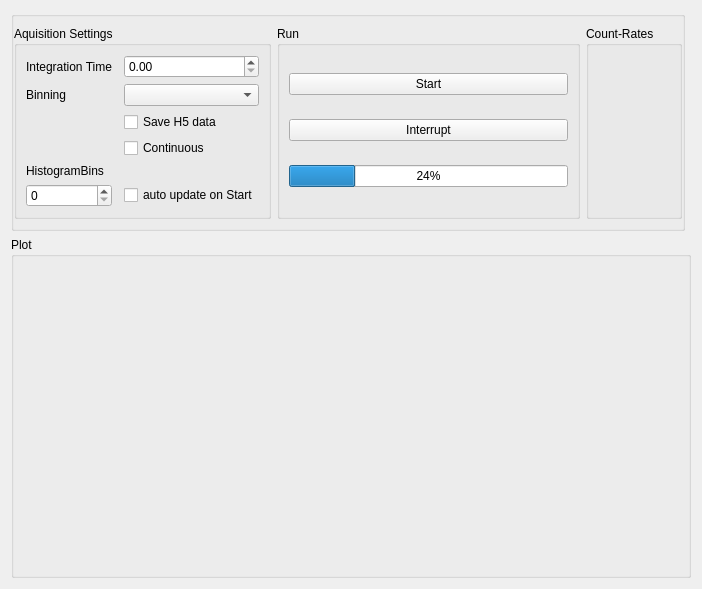
Above: ScopeFoundryHW/picoharp/hydraharp_hist_measure.ui from PromuInstrument/stackbot before the change. Below: the same form after it.
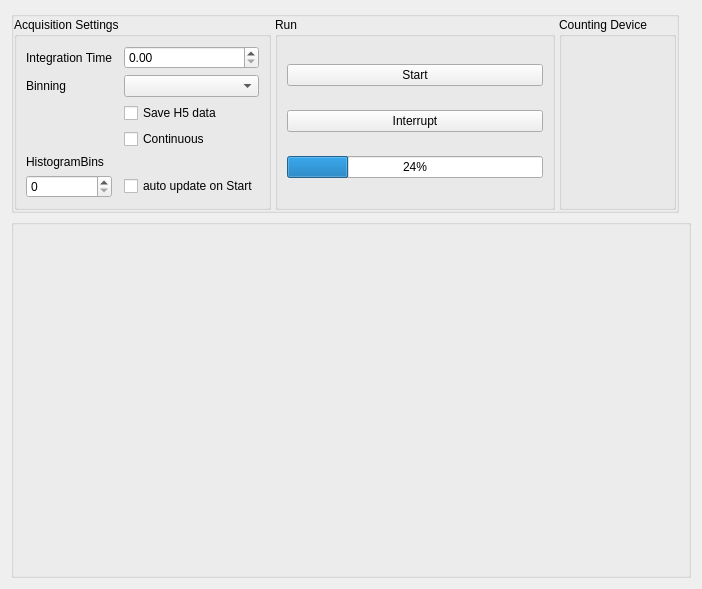
That is the form after the change.

Commit message: [hydraharp_hw and related measurements] added property enabled_channels. New default argument in read_histogram_data(): channel='enabled'. The function then returns the histogram of enabled channels.

```diff
--- a/ScopeFoundryHW/picoharp/hydraharp_hist_measure.ui
+++ b/ScopeFoundryHW/picoharp/hydraharp_hist_measure.ui
@@ -14,12 +14,34 @@
    <string>Form</string>
   </property>
   <layout class="QGridLayout" name="gridLayout_2" rowstretch="0,0">
-   <item row="1" column="0" colspan="2">
+   <property name="verticalSpacing">
+    <number>6</number>
+   </property>
+   <item row="1" column="0" colspan="3">
     <widget class="QGroupBox" name="plot_groupBox">
      <property name="title">
-      <string>Plot</string>
+      <string/>
      </property>
-     <layout class="QVBoxLayout" name="verticalLayout"/>
+     <property name="flat">
+      <bool>true</bool>
+     </property>
+     <layout class="QVBoxLayout" name="verticalLayout">
+      <property name="spacing">
+       <number>1</number>
+      </property>
+      <property name="leftMargin">
+       <number>0</number>
+      </property>
+      <property name="topMargin">
+       <number>0</number>
+      </property>
+      <property name="rightMargin">
+       <number>0</number>
+      </property>
+      <property name="bottomMargin">
+       <number>0</number>
+      </property>
+     </layout>
     </widget>
    </item>
    <item row="0" column="0">
@@ -30,17 +52,32 @@
        <verstretch>0</verstretch>
       </sizepolicy>
      </property>
+     <property name="flat">
+      <bool>true</bool>
+     </property>
+     <property name="checkable">
+      <bool>false</bool>
+     </property>
      <layout class="QHBoxLayout" name="horizontalLayout">
+      <property name="spacing">
+       <number>4</number>
+      </property>
       <property name="leftMargin">
        <number>0</number>
       </property>
+      <property name="topMargin">
+       <number>0</number>
+      </property>
       <property name="rightMargin">
        <number>0</number>
       </property>
+      <property name="bottomMargin">
+       <number>0</number>
+      </property>
       <item>
        <widget class="QGroupBox" name="groupBox">
         <property name="title">
-         <string>Aquisition Settings</string>
+         <string>Acquisition Settings</string>
         </property>
         <layout class="QGridLayout" name="gridLayout">
          <item row="17" column="0">
@@ -106,6 +143,9 @@
         <property name="title">
          <string>Run</string>
         </property>
+        <property name="flat">
+         <bool>false</bool>
+        </property>
         <layout class="QGridLayout" name="gridLayout_3">
          <item row="0" column="0">
           <widget class="QPushButton" name="start_pushButton">
@@ -134,9 +174,9 @@
       <item>
        <widget class="QGroupBox" name="channels">
         <property name="title">
-         <string>Count-Rates</string>
+         <string>Counting Device</string>
         </property>
-        <layout class="QFormLayout" name="formLayout"/>
+        <layout class="QGridLayout" name="gridLayout_4"/>
        </widget>
       </item>
      </layout>
```
Left out of the diff: 6 changed lines with no effect on the pictures. The commit also changes 2 other files.
